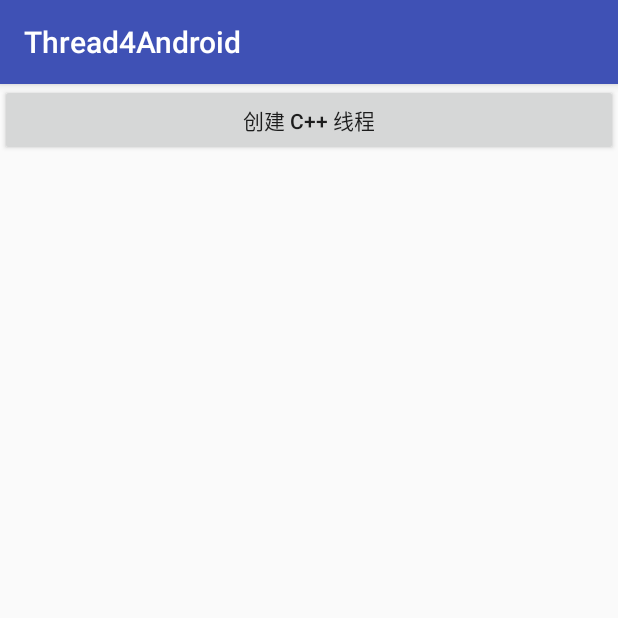
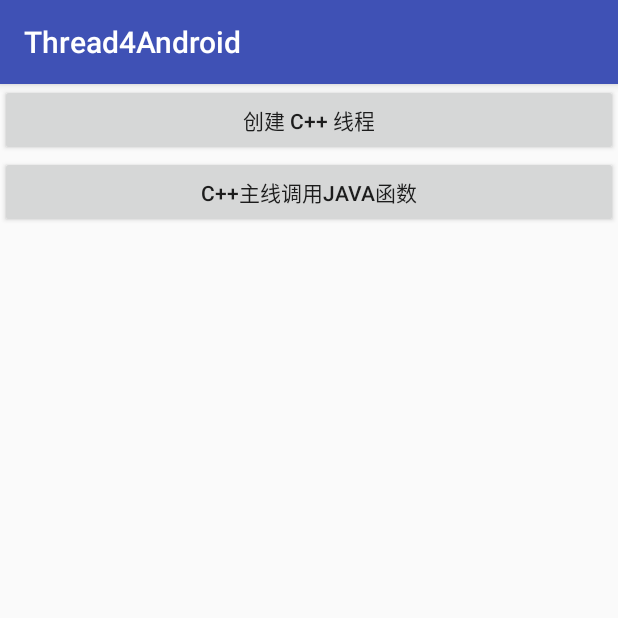
Before and after one commit to liaowjcoder/Jni4Android, an Android app: the screen it shows after launch (MainActivity), after a tap on "创建 C++ 线程", on a phone screen of 412 x 824 dp, the top half of it. Run offline under Robolectric (Android 15) with nearby library versions, the phone set to English and light mode, and no system bars; 2 statements that could not run were skipped.

Commit message:
在 JNI 调用 Java函数

```diff
--- /dev/null
+++ b/settings.gradle
@@ -0,0 +1 @@
+include ':app', ':thread4android'
--- a/thread4android/src/main/java/com/liaowj/jni/thread/JniThreadDemo.java
+++ b/thread4android/src/main/java/com/liaowj/jni/thread/JniThreadDemo.java
@@ -1,4 +1,10 @@
 package com.liaowj.jni.thread;
+
+import android.content.Context;
+import android.util.Log;
+import android.widget.Toast;
+
+import java.lang.reflect.Method;
 
 /**
  * @author liaowj
@@ -6,7 +12,13 @@ package com.liaowj.jni.thread;
  * @desc 创建第一个 C++ 线程
  **/
 public class JniThreadDemo {
+    private Context mContext = null;
 
+    public JniThreadDemo(Context context) {
+        this.mContext = context;
+    }
+
+    public static final String TAG = JniThreadDemo.class.getSimpleName();
 
     static {
         System.loadLibrary("native-thread-lib");
@@ -14,4 +26,31 @@ public class JniThreadDemo {
 
     public native void createThread();
 
+
+    /**
+     * 在主线程中调用，然后在主线程中会掉 onSuccess 函数
+     */
+    public native void callJavaMethodOnCPPMainThread();
+
+    public void onSuccess(String msg) {
+        //System.out.println("onSuccess invoke.."+msg);
+        Toast.makeText(mContext, "JNI 回调 Java层 onSuccess 方法:" + msg, Toast.LENGTH_SHORT).show();
+    }
+
+
+    public static void main(String[] args) {
+
+        try {
+            Class<JniThreadDemo> clz = JniThreadDemo.class;
+
+            Method method = clz.getMethod("onSuccess", String.class);
+
+            JniThreadDemo jniThreadDemo = clz.newInstance();
+
+            method.invoke(jniThreadDemo, "反射");
+
+        } catch (Exception e) {
+            e.printStackTrace();
+        }
+    }
 }
--- a/thread4android/src/main/java/com/liaowj/jni/thread/MainActivity.java
+++ b/thread4android/src/main/java/com/liaowj/jni/thread/MainActivity.java
@@ -1,21 +1,39 @@
 package com.liaowj.jni.thread;
 
+import android.content.Context;
 import android.support.v7.app.AppCompatActivity;
 import android.os.Bundle;
 import android.view.View;
 
+/**
+ * @author liaowj
+ * @time 2019/1/1 4:22 PM
+ * @desc
+ **/
 public class MainActivity extends AppCompatActivity {
+    private Context mContext = null;
 
     @Override
     protected void onCreate(Bundle savedInstanceState) {
         super.onCreate(savedInstanceState);
         setContentView(R.layout.activity_main);
+        mContext = this;
     }
 
     public void createThread(View view) {
-        JniThreadDemo jniThreadDemo = new JniThreadDemo();
+        JniThreadDemo jniThreadDemo = new JniThreadDemo(mContext);
 
         jniThreadDemo.createThread();
 
     }
+
+    /**
+     * 在主线程调用 Java 函数
+     *
+     * @param view
+     */
+    public void callJavaMethodInSameThread(View view) {
+        JniThreadDemo jniThreadDemo = new JniThreadDemo(mContext);
+        jniThreadDemo.callJavaMethodOnCPPMainThread();
+    }
 }
--- a/thread4android/src/main/res/layout/activity_main.xml
+++ b/thread4android/src/main/res/layout/activity_main.xml
@@ -3,14 +3,22 @@
     xmlns:app="http://schemas.android.com/apk/res-auto"
     xmlns:tools="http://schemas.android.com/tools"
     android:layout_width="match_parent"
-    android:orientation="vertical"
-    android:layout_height="match_parent">
+    android:layout_height="match_parent"
+    android:orientation="vertical">
 
     <Button
-        android:text="创建 C++ 线程"
-        android:onClick="createThread"
         android:id="@+id/btn_create_thread"
         android:layout_width="match_parent"
-        android:layout_height="wrap_content" />
+        android:layout_height="wrap_content"
+        android:onClick="createThread"
+        android:text="创建 C++ 线程" />
+
+
+    <Button
+        android:id="@+id/btn_call_java_method"
+        android:layout_width="match_parent"
+        android:layout_height="wrap_content"
+        android:onClick="callJavaMethodInSameThread"
+        android:text="C++主线调用Java函数" />
 
 </LinearLayout>
```
Also changed, not shown: build.gradle (added, +27 -0 lines), gradle.properties (added, +17 -0 lines), gradle/wrapper/gradle-wrapper.properties (added), 5 other files.
